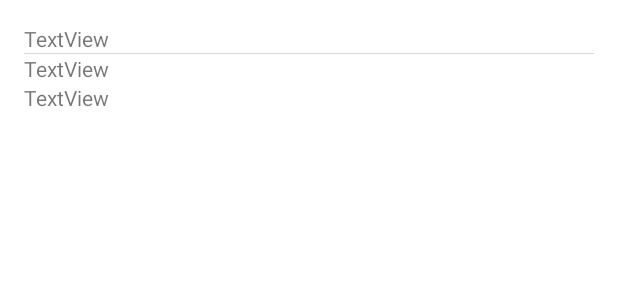
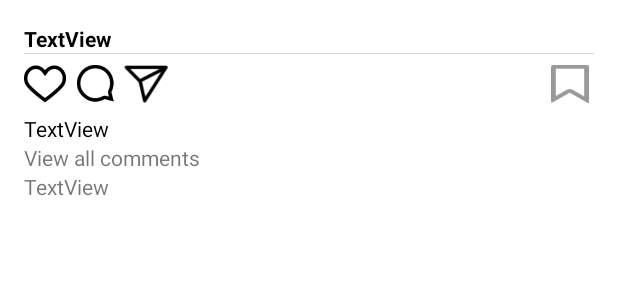
Before and after one commit to evaprakash/Instagram, an Android app: the layout activity_details.xml on its own in the app's theme, with its tools: preview values and no code run, on a phone screen of 412 x 824 dp. Shown: the top 300 px of the screen. Run offline under Robolectric (Android 15) with nearby library versions, the phone set to English and light mode, and no system bars.

Commit message:
Icon UI updates to feed and details

```diff
--- a/app/src/main/java/com/example/instagram/LoginActivity.java
+++ b/app/src/main/java/com/example/instagram/LoginActivity.java
@@ -1,6 +1,4 @@
 package com.example.instagram;
-
-import androidx.appcompat.app.AppCompatActivity;
 
 import android.content.Intent;
 import android.os.Bundle;
@@ -9,6 +7,8 @@ import android.view.View;
 import android.widget.Button;
 import android.widget.EditText;
 import android.widget.Toast;
+
+import androidx.appcompat.app.AppCompatActivity;
 
 import com.parse.LogInCallback;
 import com.parse.ParseException;
@@ -73,7 +73,6 @@ public class LoginActivity extends AppCompatActivity {
                     return;
                 }
                 goMainActivity();
-                Toast.makeText(LoginActivity.this, "Success!", Toast.LENGTH_SHORT).show();
             }
         });
     }
--- a/app/src/main/java/com/example/instagram/fragments/ComposeFragment.java
+++ b/app/src/main/java/com/example/instagram/fragments/ComposeFragment.java
@@ -14,6 +14,7 @@ import android.view.View;
 import android.view.ViewGroup;
 import android.widget.Button;
 import android.widget.EditText;
+import android.widget.ImageButton;
 import android.widget.ImageView;
 import android.widget.Toast;
 
@@ -43,7 +44,7 @@ public class ComposeFragment extends Fragment {
     public static final String TAG = "ComposeFragment";
     public static final int CAPTURE_IMAGE_ACTIVITY_REQUEST_CODE = 42;
     private EditText etDescription;
-    private Button btnCaptureImage;
+    private ImageButton btnCaptureImage;
     private ImageView ivPostImage;
     private Button btnSubmitImage;
     private File photoFile;
--- a/app/src/main/res/layout/activity_details.xml
+++ b/app/src/main/res/layout/activity_details.xml
@@ -12,7 +12,9 @@
         android:id="@+id/username"
         android:layout_width="match_parent"
         android:layout_height="wrap_content"
-        android:text="TextView" />
+        android:text="TextView"
+        android:textColor="@color/black"
+        android:textStyle="bold" />
 
     <ImageView
         android:id="@+id/imagePost"
@@ -22,11 +24,54 @@
         tools:layout_editor_absoluteY="118dp"
         tools:srcCompat="@tools:sample/avatars" />
 
+    <LinearLayout
+        android:layout_width="wrap_content"
+        android:layout_height="wrap_content"
+        android:orientation="horizontal">
+
+        <ImageButton
+            android:id="@+id/heart"
+            android:layout_width="28dp"
+            android:layout_height="28dp"
+            android:layout_marginRight="5dp"
+            android:layout_marginTop="5dp"
+            android:background="@drawable/ufi_heart" />
+
+        <ImageButton
+            android:id="@+id/bubble"
+            android:layout_width="28dp"
+            android:layout_height="28dp"
+            android:layout_marginTop="5dp"
+            android:background="@drawable/ufi_comment" />
+
+        <ImageButton
+            android:id="@+id/plane"
+            android:layout_width="40dp"
+            android:layout_height="40dp"
+            android:layout_marginRight="250dp"
+            android:background="@drawable/ufi_new_direct" />
+
+        <ImageButton
+            android:id="@+id/flag"
+            android:layout_width="25dp"
+            android:layout_height="25dp"
+            android:layout_marginTop="7dp"
+            android:background="@drawable/ufi_save" />
+
+    </LinearLayout>
+
     <TextView
         android:id="@+id/caption"
         android:layout_width="match_parent"
         android:layout_height="wrap_content"
-        android:text="TextView" />
+        android:text="TextView"
+        android:textColor="@color/black" />
+
+    <TextView
+        android:id="@+id/textView"
+        android:layout_width="match_parent"
+        android:layout_height="wrap_content"
+        android:text="View all comments" />
 
     <TextView
         android:id="@+id/createdAt"
```
Also changed, not shown: app/src/main/java/com/example/instagram/fragments/ProfileFragment.java (+67 -4 lines), app/src/main/res/layout/fragment_compose.xml (+10 -9 lines), app/src/main/res/layout/item_post.xml (+38 -0 lines), app/src/main/res/drawable-v24/camera.png (added), app/src/main/res/drawable-v24/ufi_comment.png (added), app/src/main/res/drawable-v24/ufi_heart.png (added), app/src/main/res/drawable-v24/ufi_new_direct.png (added), app/src/main/res/drawable-v24/ufi_save.png (added).
